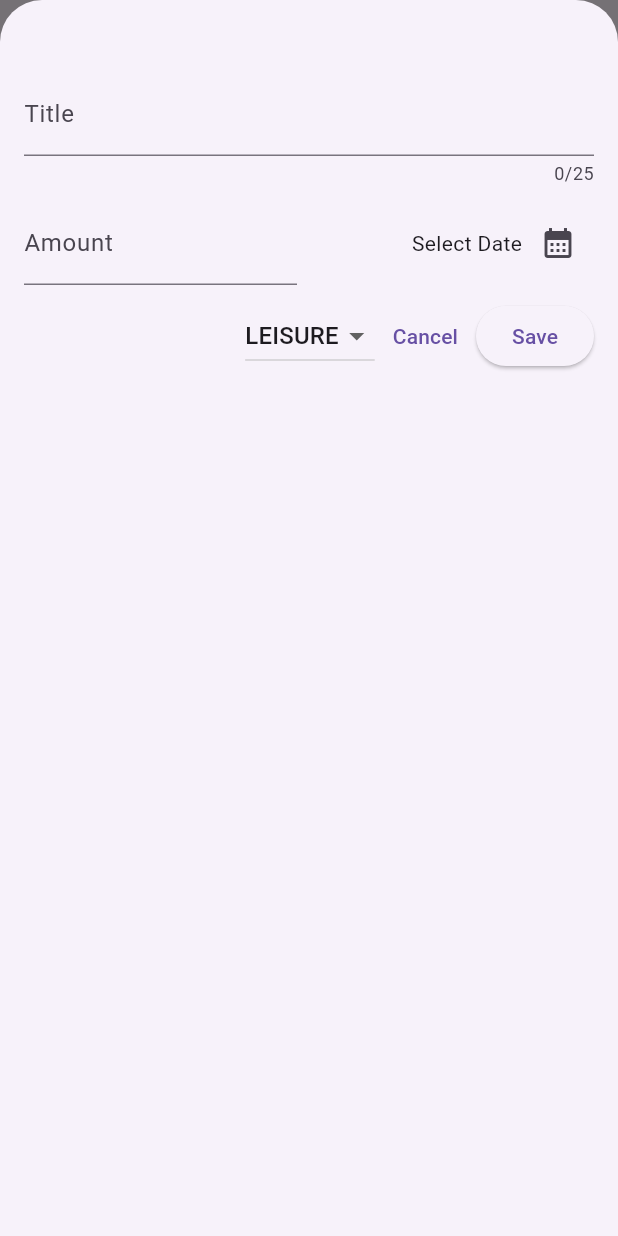
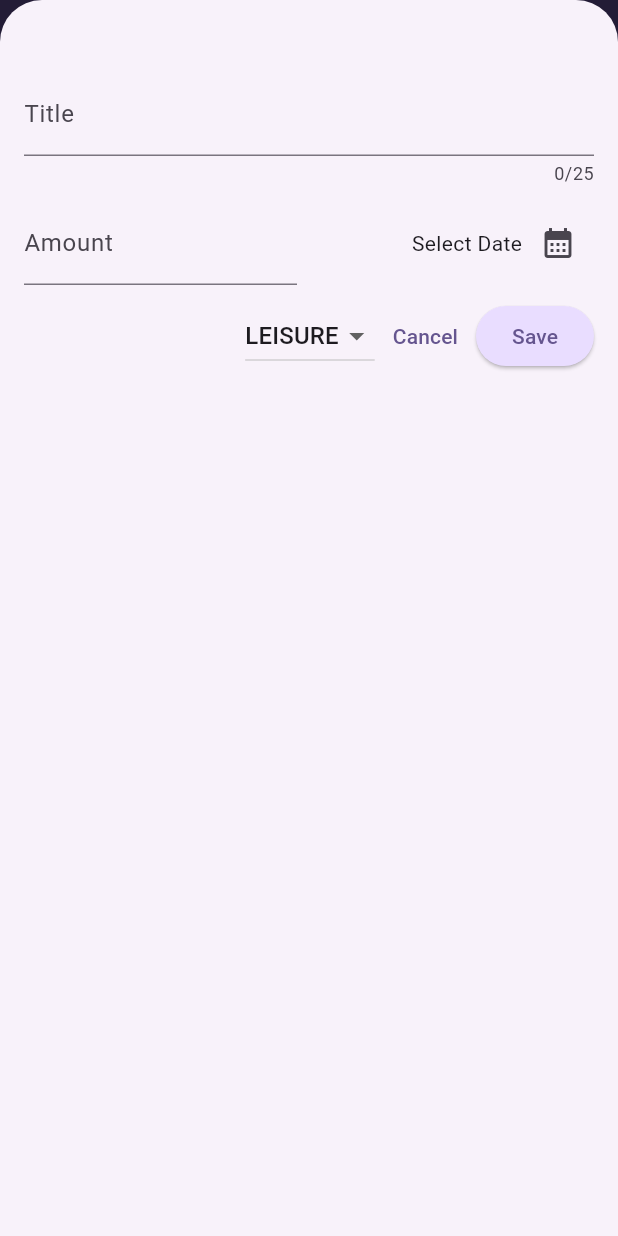
Before and after one commit to Aarushi0010/expense_tracker_app, a Flutter app: the screen it shows after launch, after a tap on the "add" icon, on a phone screen of 412 x 824 dp. Run offline on Flutter 3.47's test engine with Material 3 defaults, Android fonts, the phone set to English and light mode, and no system bars.

Commit message:
Theming Data

```diff
--- a/lib/main.dart
+++ b/lib/main.dart
@@ -1,9 +1,36 @@
 import 'package:flutter/material.dart';
 import 'package:expense_tracker/widgets/expenses.dart';
 
+var kColorScheme = ColorScheme.fromSeed(
+    seedColor:const  Color.fromARGB(255, 96, 59, 181));
+
 void main(){
   runApp( MaterialApp(
-    theme: ThemeData(useMaterial3: true),
+    theme: ThemeData().copyWith(colorScheme: kColorScheme,
+    appBarTheme: const AppBarTheme().copyWith(
+      backgroundColor: kColorScheme.onPrimaryContainer,
+      foregroundColor: kColorScheme.primaryContainer,
+    ),
+      cardTheme : const CardTheme().copyWith(
+        color: kColorScheme.secondaryContainer ,
+        margin: const EdgeInsets.symmetric(
+          horizontal : 16,
+          vertical : 8,
+        )
+      ),
+
+      elevatedButtonTheme: ElevatedButtonThemeData(style: ElevatedButton.styleFrom(
+        backgroundColor: kColorScheme.primaryContainer,
+      )),
+
+      textTheme: ThemeData().textTheme.copyWith(
+        titleLarge: TextStyle(
+          fontWeight: FontWeight.bold,
+          color: kColorScheme.secondaryContainer,
+          fontSize: 18,
+        ),
+      )
+    ),
     debugShowCheckedModeBanner: false,
     home: const Expenses(),
   ));
--- a/lib/widgets/expenses_list/expense_item.dart
+++ b/lib/widgets/expenses_list/expense_item.dart
@@ -15,8 +15,10 @@
           vertical: 16,
         ),
         child: Column(
+          crossAxisAlignment: CrossAxisAlignment.center,
           children: [
-            Text(expense.title),
+            Text(expense.title,
+            style :Theme.of(context).textTheme.titleLarge, ),
             const SizedBox(height : 4),
             Row(
               children: [
--- a/lib/widgets/expenses_list/expenses_list.dart
+++ b/lib/widgets/expenses_list/expenses_list.dart
@@ -17,6 +17,10 @@
     return ListView.builder(
         itemCount: expenses.length,
         itemBuilder: (ctx, index) => Dismissible(
+            background: Container(
+              color: Theme.of(context).colorScheme.error.withOpacity(0.75),
+              margin: EdgeInsets.symmetric(horizontal: Theme.of(context).cardTheme.margin!.horizontal),
+            ),
             onDismissed: (direction){
               onRemoveExpense(expenses[index]);
             },
```
